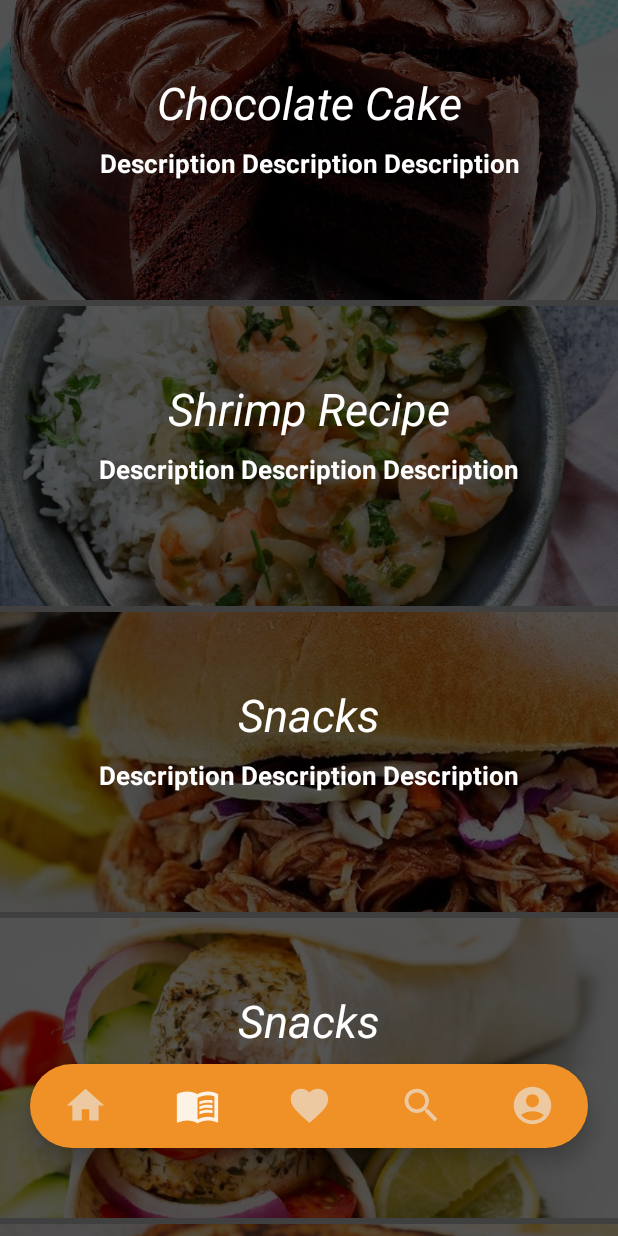
After one commit to moehaymanmyint/Flavorio_App, an Android app: the DailyMealActivity screen opened directly, with no data from a screen before it, on a phone screen of 412 x 824 dp. The commit adds this screen. Run offline under Robolectric (Android 15) with nearby library versions, the phone set to English and light mode, and no system bars; Roboto replaces fonts that are not available here.

Commit message:
Added one navigation

```diff
--- a/app/src/main/AndroidManifest.xml
+++ b/app/src/main/AndroidManifest.xml
@@ -16,7 +16,7 @@
             android:name=".DetailedDailyMealActivity"
             android:exported="false" />
         <activity
-            android:name=".DailyMealFragment"
+            android:name=".DailyMealActivity"
             android:exported="false" />
         <activity
             android:name=".DrinkRecipe_1"
--- /dev/null
+++ b/app/src/main/java/com/example/flavorioapp/DailyMealActivity.java
@@ -0,0 +1,70 @@
+package com.example.flavorioapp;
+
+import android.content.Intent;
+import android.os.Bundle;
+import androidx.appcompat.app.AppCompatActivity;
+import androidx.recyclerview.widget.LinearLayoutManager;
+import androidx.recyclerview.widget.RecyclerView;
+
+import com.google.android.material.bottomnavigation.BottomNavigationView;
+
+import java.util.ArrayList;
+import java.util.List;
+
+public class DailyMealActivity extends AppCompatActivity {
+
+    RecyclerView recyclerView;
+    List<DailyMealModel> dailyMealModels;
+    DailyMealAdapter dailyMealAdapter;
+
+    @Override
+    protected void onCreate(Bundle savedInstanceState) {
+        super.onCreate(savedInstanceState);
+        setContentView(R.layout.daily_meal_activity);
+
+        recyclerView = findViewById(R.id.daily_meal_rec);
+        recyclerView.setLayoutManager(new LinearLayoutManager(this));
+        dailyMealModels = new ArrayList<>();
+
+        dailyMealModels.add(new DailyMealModel(R.drawable.chocolate,"Chocolate Cake","Description Description Description"));
+        dailyMealModels.add(new DailyMealModel(R.drawable.shrimp,"Shrimp Recipe","Description Description Description"));
+        dailyMealModels.add(new DailyMealModel(R.drawable.snack1,"Snacks","Description Description Description"));
+        dailyMealModels.add(new DailyMealModel(R.drawable.snack2,"Snacks","Description Description Description"));
+        dailyMealModels.add(new DailyMealModel(R.drawable.snack3,"Snacks","Description Description Description"));
+        dailyMealModels.add(new DailyMealModel(R.drawable.drink1,"Drink","Description Description Description"));
+        dailyMealModels.add(new DailyMealModel(R.drawable.drink2,"Drink","Description Description Description"));
+
+        dailyMealAdapter = new DailyMealAdapter(this, dailyMealModels);
+        recyclerView.setAdapter(dailyMealAdapter);
+        dailyMealAdapter.notifyDataSetChanged();
+
+        BottomNavigationView bottomNavigationView = findViewById(R.id.bottomNavigation);
+        bottomNavigationView.setSelectedItemId(R.id.bottom_daily_meal);
+        bottomNavigationView.setOnItemSelectedListener(item -> {
+            if (item.getItemId() == R.id.bottom_home) {
+                startActivity(new Intent(getApplicationContext(), RecipeList.class));
+                overridePendingTransition(R.anim.slide_in_right, R.anim.slide_out_left);
+                finish();
+                return true;
+            } else if (item.getItemId() == R.id.bottom_daily_meal) {
+                return true;
+            } else if (item.getItemId() == R.id.bottom_search) {
+                startActivity(new Intent(getApplicationContext(), Search.class));
+                overridePendingTransition(R.anim.slide_in_right, R.anim.slide_out_left);
+                finish();
+                return true;
+            } else if (item.getItemId() == R.id.bottom_favourite) {
+                startActivity(new Intent(getApplicationContext(), Favourite.class));
+                overridePendingTransition(R.anim.slide_in_right, R.anim.slide_out_left);
+                finish();
+                return true;
+            } else if (item.getItemId() == R.id.bottom_profile) {
+                startActivity(new Intent(getApplicationContext(), Profile.class));
+                overridePendingTransition(R.anim.slide_in_right, R.anim.slide_out_left);
+                finish();
+                return true;
+            } else
+                return false;
+        });
+    }
+}
--- a/app/src/main/java/com/example/flavorioapp/DailyMealAdapter.java
+++ b/app/src/main/java/com/example/flavorioapp/DailyMealAdapter.java
@@ -25,7 +25,7 @@ public class DailyMealAdapter extends RecyclerView.Adapter<DailyMealAdapter.View
     @NonNull
     @Override
     public ViewHolder onCreateViewHolder(@NonNull ViewGroup parent, int viewType) {
-        return new ViewHolder(LayoutInflater.from(parent.getContext()).inflate(R.layout.daily_meal_item,parent,false));
+        return new ViewHolder(LayoutInflater.from(parent.getContext()).inflate(R.layout.daily_meal_item, parent, false));
     }
 
     @Override
@@ -34,7 +34,6 @@ public class DailyMealAdapter extends RecyclerView.Adapter<DailyMealAdapter.View
         holder.imageView.setImageResource(list.get(position).getImage());
         holder.name.setText(list.get(position).getName());
         holder.description.setText(list.get(position).getDescription());
-
     }
 
     @Override
@@ -46,6 +45,7 @@ public class DailyMealAdapter extends RecyclerView.Adapter<DailyMealAdapter.View
 
         ImageView imageView;
         TextView name, description;
+
         public ViewHolder(@NonNull View itemView) {
             super(itemView);
 
--- /dev/null
+++ b/app/src/main/res/layout/daily_meal_activity.xml
@@ -0,0 +1,43 @@
+<?xml version="1.0" encoding="utf-8"?>
+<androidx.constraintlayout.widget.ConstraintLayout xmlns:android="http://schemas.android.com/apk/res/android"
+    xmlns:app="http://schemas.android.com/apk/res-auto"
+    xmlns:tools="http://schemas.android.com/tools"
+    android:layout_width="match_parent"
+    android:layout_height="match_parent"
+    android:background="#404040"
+    tools:context=".DailyMealActivity">
+
+    <androidx.recyclerview.widget.RecyclerView
+        android:id="@+id/daily_meal_rec"
+        android:layout_width="match_parent"
+        android:layout_height="wrap_content"
+        app:layout_constraintEnd_toEndOf="parent"
+        app:layout_constraintStart_toStartOf="parent"
+        app:layout_constraintTop_toTopOf="parent" />
+
+    <com.google.android.material.bottomnavigation.BottomNavigationView
+        android:id="@+id/bottomNavigation"
+        android:layout_width="match_parent"
+        android:layout_height="wrap_content"
+        android:layout_alignParentStart="true"
+        android:layout_alignParentEnd="true"
+        android:layout_alignParentBottom="true"
+        android:layout_marginStart="20dp"
+        android:layout_marginTop="30dp"
+        android:layout_marginEnd="20dp"
+        android:layout_marginBottom="20dp"
+        android:background="@drawable/bottom_background"
+        android:elevation="2dp"
+        app:itemIconSize="30dp"
+        app:itemIconTint="@drawable/item_selector"
+        app:itemRippleColor="@android:color/transparent"
+        app:labelVisibilityMode="unlabeled"
+        app:layout_constraintBottom_toBottomOf="parent"
+        app:layout_constraintEnd_toEndOf="parent"
+        app:layout_constraintHorizontal_bias="1.0"
+        app:layout_constraintStart_toStartOf="parent"
+        app:layout_constraintTop_toTopOf="parent"
+        app:layout_constraintVertical_bias="0.946"
+        app:menu="@menu/bottom_menu" />
+
+</androidx.constraintlayout.widget.ConstraintLayout>
--- a/app/src/main/res/layout/favourite.xml
+++ b/app/src/main/res/layout/favourite.xml
@@ -51,11 +51,6 @@
         app:layout_constraintStart_toStartOf="parent"
         app:layout_constraintTop_toBottomOf="@+id/textView" />
 
-    <FrameLayout
-        android:id="@+id/fragment_container"
-        android:layout_width="match_parent"
-        android:layout_height="match_parent"/>
-
     <com.google.android.material.bottomnavigation.BottomNavigationView
         android:id="@+id/bottomNavigation"
         android:layout_width="match_parent"
--- a/app/src/main/res/layout/profile.xml
+++ b/app/src/main/res/layout/profile.xml
@@ -102,11 +102,6 @@
         app:layout_constraintEnd_toEndOf="@+id/user_name"
         app:layout_constraintTop_toBottomOf="@+id/user_name" />
 
-    <FrameLayout
-        android:id="@+id/fragment_container"
-        android:layout_width="match_parent"
-        android:layout_height="match_parent" />
-
     <com.google.android.material.bottomnavigation.BottomNavigationView
         android:id="@+id/bottomNavigation"
         android:layout_width="match_parent"
```
Also changed, not shown: app/src/main/java/com/example/flavorioapp/DailyMealFragment.java (deleted, +0 -47 lines), app/src/main/java/com/example/flavorioapp/Favourite.java (+3 -6 lines), app/src/main/java/com/example/flavorioapp/Profile.java (+3 -6 lines), app/src/main/java/com/example/flavorioapp/RecipeList.java (+3 -6 lines), app/src/main/java/com/example/flavorioapp/Search.java (+9 -7 lines), app/src/main/res/layout/daily_meal_fragment.xml (deleted, +0 -24 lines), app/src/main/res/layout/recipe_list.xml (+0 -8 lines), app/src/main/res/layout/search.xml (+4 -6 lines).
